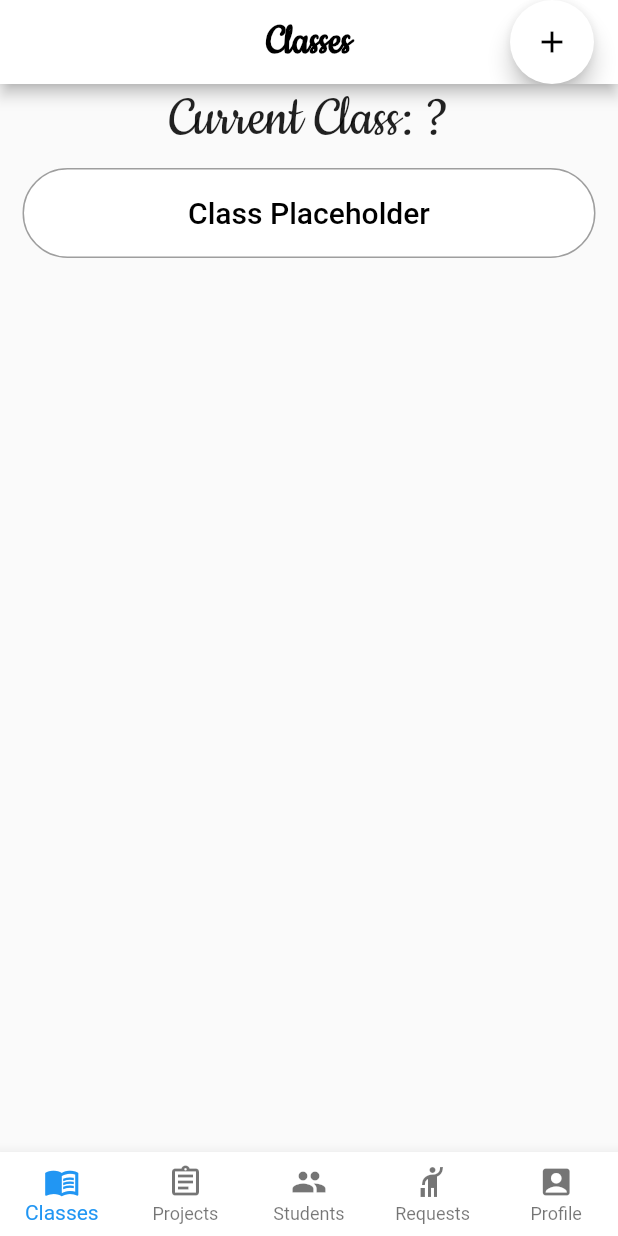
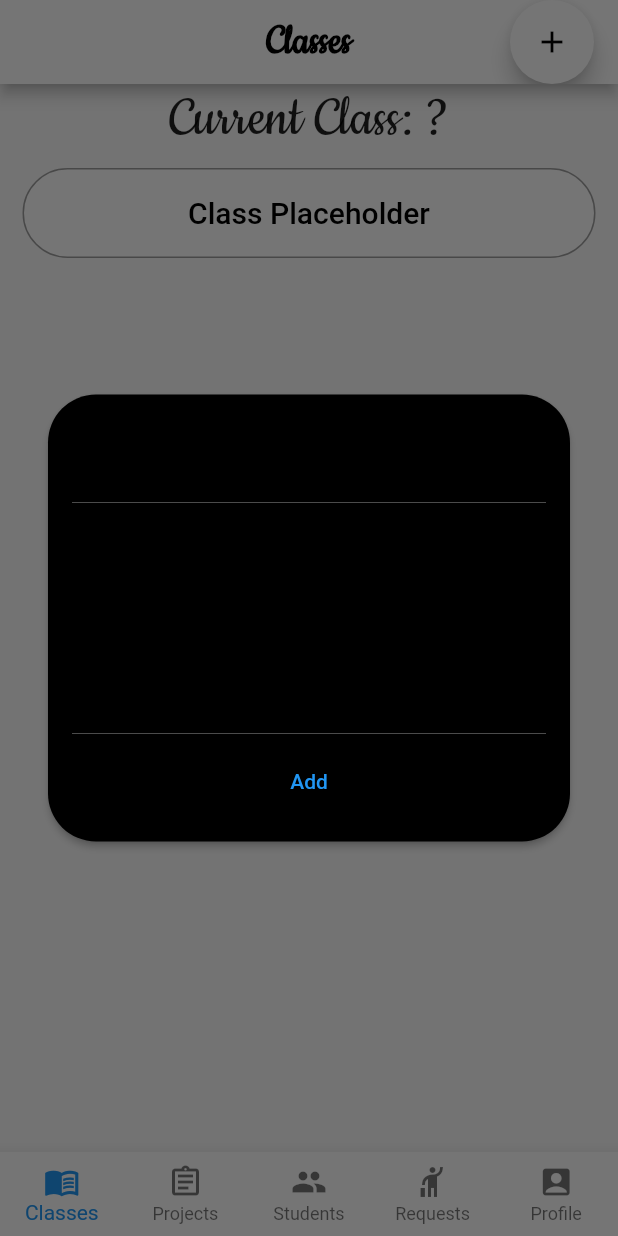
Before and after one commit to nextstepsyep/community-on-demand-2021, a Flutter app: the NavigationScreen screen opened directly, after a tap on the "add" icon, on a phone screen of 412 x 824 dp. Run offline on Flutter 3.47's test engine with Material 2 defaults, Android fonts, the phone set to English and light mode, and no system bars; our stand-ins replace cloud_firestore, firebase_auth, firebase_core; accounts and stored records are empty.

Commit message:
Started adding firebase for classes

```diff
--- /dev/null
+++ b/lib/Screens/Home/teacher/animations/add_class_dialog_route.dart
@@ -0,0 +1,42 @@
+import 'package:flutter/cupertino.dart';
+import 'package:flutter/material.dart';
+
+class AddClassDialogRoute<T> extends PageRoute<T> {
+  AddClassDialogRoute({
+    required WidgetBuilder builder,
+    RouteSettings? settings,
+    bool fullscreenDialog = false,
+  })  : _builder = builder,
+        super(settings: settings, fullscreenDialog: fullscreenDialog);
+  final WidgetBuilder _builder;
+
+  @override
+  bool get opaque => false;
+
+  @override
+  bool get barrierDismissible => true;
+
+  @override
+  Duration get transitionDuration => const Duration(milliseconds: 300);
+
+  @override
+  bool get maintainState => true;
+
+  @override
+  Color get barrierColor => Colors.black54;
+
+  @override
+  Widget buildTransitions(BuildContext context, Animation<double> animation,
+      Animation<double> secondaryAnimation, Widget child) {
+    return child;
+  }
+
+  @override
+  Widget buildPage(BuildContext context, Animation<double> animation,
+      Animation<double> secondaryAnimation) {
+    return _builder(context);
+  }
+
+  @override
+  String get barrierLabel => 'Popup dialog open';
+}
--- /dev/null
+++ b/lib/Screens/Home/teacher/classes_controller.dart
@@ -0,0 +1,8 @@
+import 'package:community_on_demand_code_demo/Services/classes_data_services.dart';
+import 'package:cloud_firestore/cloud_firestore.dart';
+
+// Keeps a list of Class objects that can be displayed to the front-end.
+class ClassesController {
+  final CollectionReference classesData = FirebaseFirestore.instance.collection("classes");
+  List<String> classesList = <String>[];
+}
--- a/lib/Screens/Home/teacher/teacher_home_screen.dart
+++ b/lib/Screens/Home/teacher/teacher_home_screen.dart
@@ -2,6 +2,7 @@ import 'package:community_on_demand_code_demo/Screens/Home/teacher/navigationBod
 import 'package:flutter/material.dart';
 
 import '../teacher/navigationBodies/TeacherProfile.dart';
+import 'animations/add_class_dialog_route.dart';
 
 class TeacherHomeScreen extends StatelessWidget {
   @override
@@ -34,7 +35,16 @@ class _NavigationState extends State<NavigationScreen> {
       fontWeight: FontWeight.bold,
       color: Colors.black,
       fontFamily: 'Cookie');
-  static List<Widget> _widgetOptions = <Widget>[
+
+  void _onItemTapped(int index) {
+    setState(() {
+      _selectedIndex = index;
+    });
+  }
+
+  @override
+  Widget build(BuildContext context) {
+    List<Widget> _widgetOptions = <Widget>[
       Row(
         children: <Widget>[
           Expanded(
@@ -50,6 +60,11 @@ class _NavigationState extends State<NavigationScreen> {
           FloatingActionButton(
               onPressed: () {
                 // TODO : Firebase data for class objects need to be implemented.
+                Navigator.of(context).push(AddClassDialogRoute(
+                    builder: (context) {
+                      return const _AddClassPopupCard();
+                    }
+                ));
               },
               child: const Icon(
                   Icons.add,
@@ -77,14 +92,6 @@ class _NavigationState extends State<NavigationScreen> {
       ),
     ];
 
-  void _onItemTapped(int index) {
-    setState(() {
-      _selectedIndex = index;
-    });
-  }
-
-  @override
-  Widget build(BuildContext context) {
     return Scaffold(
       appBar: AppBar(
         centerTitle: true,
@@ -128,3 +135,69 @@ class _NavigationState extends State<NavigationScreen> {
     );
   }
 }
+
+/// Tag-value used for the add classes popup button.
+const String _heroAddClass = 'add-class-hero';
+
+class _AddClassPopupCard extends StatelessWidget {
+  /// {@macro add_class_popup_card}
+  const _AddClassPopupCard({Key? key}) : super(key: key);
+
+  @override
+  Widget build(BuildContext context) {
+    return Center(
+      child: Padding(
+        padding: const EdgeInsets.all(32.0),
+        child: Hero(
+          tag: _heroAddClass,
+          createRectTween: (begin, end) {
+            return RectTween(begin: begin, end: end);
+          },
+          child: Material(
+            color: Colors.black,
+            elevation: 2,
+            shape:
+            RoundedRectangleBorder(borderRadius: BorderRadius.circular(32)),
+            child: SingleChildScrollView(
+              child: Padding(
+                padding: const EdgeInsets.all(16.0),
+                child: Column(
+                  mainAxisSize: MainAxisSize.min,
+                  children: [
+                    const TextField(
+                      decoration: InputDecoration(
+                        hintText: 'New class',
+                        border: InputBorder.none,
+                      ),
+                      cursorColor: Colors.white,
+                    ),
+                    const Divider(
+                      color: Colors.white,
+                      thickness: 0.2,
+                    ),
+                    const TextField(
+                      decoration: InputDecoration(
+                        hintText: 'Write a note',
+                        border: InputBorder.none,
+                      ),
+                      cursorColor: Colors.white,
+                      maxLines: 6,
+                    ),
+                    const Divider(
+                      color: Colors.white,
+                      thickness: 0.2,
+                    ),
+                    TextButton(
+                      onPressed: () {},
+                      child: const Text('Add'),
+                    ),
+                  ],
+                ),
+              ),
+            ),
+          ),
+        ),
+      ),
+    );
+  }
+}
--- /dev/null
+++ b/lib/Services/classes_data_services.dart
@@ -0,0 +1,37 @@
+import 'package:cloud_firestore/cloud_firestore.dart';
+import 'package:community_on_demand_code_demo/Screens/Home/navigationBodies/past_projects_screen.dart';
+
+String _classId = "";
+final CollectionReference _classesData =
+FirebaseFirestore.instance.collection("classes");
+Stream<DocumentSnapshot> _stream = _classesData.doc(_classId).snapshots();
+Map<String, dynamic> _data = Map();
+
+// A collection of classes is in the context of one teacher.
+// Furthermore, one teacher's collection of classes will differ from another teacher's.
+
+// Used for switching classes.
+void switchClass(String id) {
+  _classId = id;
+  _stream = _classesData.doc(_classId).snapshots();
+  _stream.listen((event) => _data = event.data() as Map<String, dynamic>,
+      onError: (e) => print('could not load data'));
+}
+
+// TODO: How to ensure classCode is always unique?
+Future addClass(String className, String classCode) async {
+  return await _classesData
+      .doc()
+      .set({'className': className, 'classCode': classCode});
+}
+
+Future addStudent(String classId, String studentId) async {
+  return await _classesData
+      .doc(classId)
+      .collection('students')
+      .add({'uid': studentId});
+}
+
+Map<String, dynamic> getData() {
+  return _data;
+}
--- a/lib/Widgets/create_account_form.dart
+++ b/lib/Widgets/create_account_form.dart
@@ -1,3 +1,4 @@
+import 'package:community_on_demand_code_demo/Screens/Home/home_screen.dart';
 import 'package:community_on_demand_code_demo/Services/auth_services.dart';
 import 'package:community_on_demand_code_demo/Widgets/app_button_widget.dart';
 import 'package:community_on_demand_code_demo/Screens/Home/teacher/teacher_home_screen.dart';
@@ -81,7 +82,7 @@ class _CreateAccountFormState extends State<CreateAccountForm> {
                 Navigator.push(
                   context,
                   new MaterialPageRoute(
-                    builder: (context) => new TeacherHomeScreen()));
+                    builder: (context) => new HomeScreen()));
               } else {
                 print("Not validated");
               }
--- a/lib/Widgets/login_form.dart
+++ b/lib/Widgets/login_form.dart
@@ -1,3 +1,4 @@
+import 'package:community_on_demand_code_demo/Screens/Home/home_screen.dart';
 import 'package:community_on_demand_code_demo/Screens/Home/teacher/teacher_home_screen.dart';
 import 'package:community_on_demand_code_demo/Services/auth_services.dart';
 import 'package:community_on_demand_code_demo/Widgets/app_button_widget.dart';
@@ -159,7 +160,7 @@ class _LoginFormState extends State<LoginForm> {
                 Navigator.push(
                     context,
                     new MaterialPageRoute(
-                      builder: (context) => new TeacherHomeScreen()));
+                      builder: (context) => new HomeScreen()));
                   } else {
                     print("Not validated");
                   }
```
Lines whose indentation alone changed are shown as unchanged.
